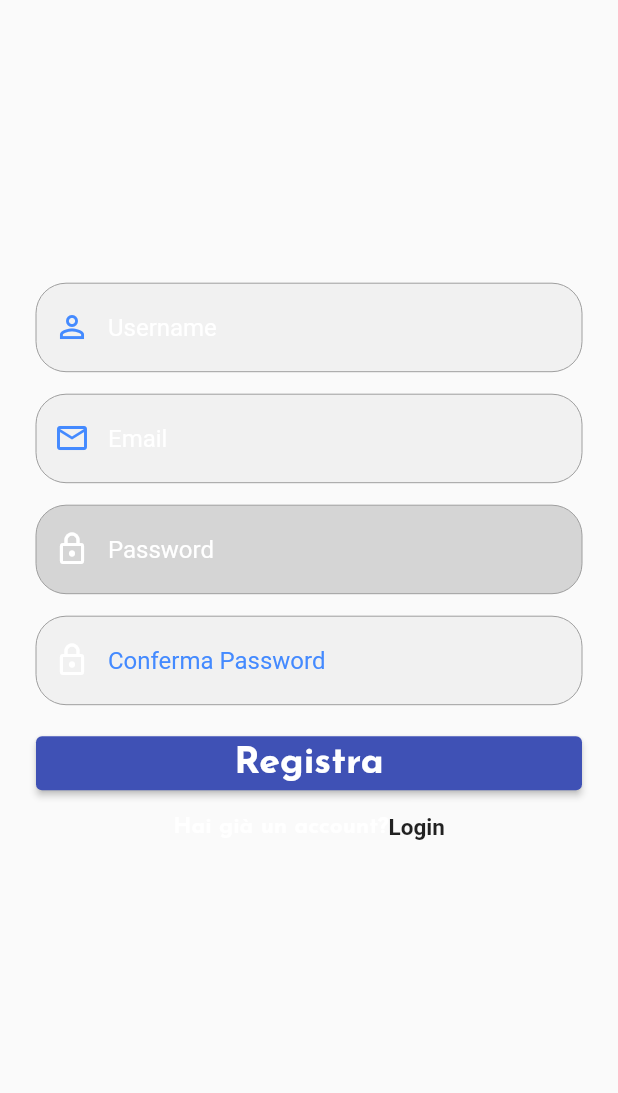
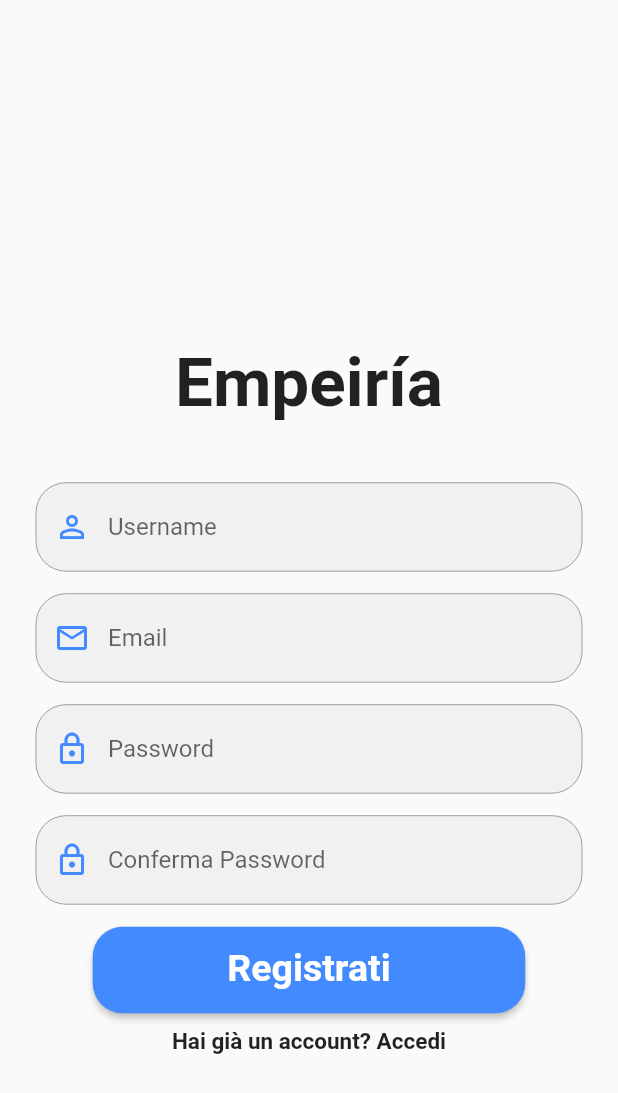
Before and after one commit to mrusso99/My-Holidays, a Flutter app: the RegistrationScreen screen opened by its route, on a phone screen of 412 x 824 dp. Shown: the top 1093 px of the screen. Run offline on Flutter 3.47's test engine with Material 2 defaults, Android fonts, the phone set to English and light mode, and no system bars; our stand-ins replace firebase_auth, firebase_core, google_fonts; accounts and stored records are empty.

Commit message:
Bug fixes

```diff
--- a/lib/ui/login_screen.dart
+++ b/lib/ui/login_screen.dart
@@ -67,7 +67,7 @@ class _LoginScreenState extends State<LoginScreen> {
                       Padding(
                         padding: EdgeInsets.fromLTRB(24.0, 40.0, 24.0, 0),
                         child: Text(
-                          'MyHolidays',
+                          'Empeiría',
                           style: const TextStyle(
                             fontSize: 45,
                             fontWeight: FontWeight.bold,
--- a/lib/ui/registration_screen.dart
+++ b/lib/ui/registration_screen.dart
@@ -5,7 +5,6 @@ import 'package:google_fonts/google_fonts.dart';
 import '../languages/languageLocalizations.dart';
 import '../util/fire_auth.dart';
 import '../util/validator.dart';
-import '../widgets/background_image.dart';
 import 'profile_page.dart';
 
 class RegistrationScreen extends StatefulWidget {
@@ -51,6 +50,16 @@ class _RegistrationScreenState extends State<RegistrationScreen> {
                     child: Column(
                       mainAxisAlignment: MainAxisAlignment.center,
                       children: [
+                        Padding(
+                          padding: EdgeInsets.fromLTRB(24.0, 40.0, 24.0, 40),
+                          child: Text(
+                            'Empeiría',
+                            style: const TextStyle(
+                              fontSize: 45,
+                              fontWeight: FontWeight.bold,
+                            ),
+                          ),
+                        ),
                         Form(
                           key: _registerFormKey,
                           child: Column(
@@ -74,9 +83,6 @@ class _RegistrationScreenState extends State<RegistrationScreen> {
                                   filled: true,
                                   hintText: LanguageLocalizations.of(context)
                                       .username,
-                                  hintStyle: TextStyle(
-                                    color: Colors.white,
-                                  ),
                                   enabledBorder: OutlineInputBorder(
                                     borderRadius: BorderRadius.circular(20.0),
                                     borderSide: const BorderSide(
@@ -108,9 +114,6 @@ class _RegistrationScreenState extends State<RegistrationScreen> {
                                   fillColor: Colors.grey.withOpacity(0.1),
                                   filled: true,
                                   hintText: "Email",
-                                  hintStyle: const TextStyle(
-                                    color: Colors.white,
-                                  ),
                                   enabledBorder: OutlineInputBorder(
                                     borderRadius: BorderRadius.circular(20.0),
                                     borderSide: const BorderSide(
@@ -138,15 +141,12 @@ class _RegistrationScreenState extends State<RegistrationScreen> {
                                     padding: EdgeInsets.only(top: 0),
                                     child: Icon(
                                       Icons.lock_outlined,
-                                      color: Colors.white,
+                                      color: Colors.blueAccent,
                                     ),
                                   ),
-                                  fillColor: Colors.grey.withOpacity(0.4),
+                                  fillColor: Colors.grey.withOpacity(0.1),
                                   filled: true,
                                   hintText: "Password",
-                                  hintStyle: TextStyle(
-                                    color: Colors.white,
-                                  ),
                                   enabledBorder: OutlineInputBorder(
                                     borderRadius: BorderRadius.circular(20.0),
                                     borderSide: const BorderSide(
@@ -168,15 +168,12 @@ class _RegistrationScreenState extends State<RegistrationScreen> {
                                     padding: EdgeInsets.only(top: 0),
                                     child: Icon(
                                       Icons.lock_outlined,
-                                      color: Colors.white,
+                                      color: Colors.blueAccent,
                                     ),
                                   ),
                                   fillColor: Colors.grey.withOpacity(0.1),
                                   filled: true,
                                   hintText: "Conferma Password",
-                                  hintStyle: TextStyle(
-                                    color: Colors.blueAccent,
-                                  ),
                                   enabledBorder: OutlineInputBorder(
                                     borderRadius: BorderRadius.circular(20.0),
                                     borderSide: const BorderSide(
@@ -195,8 +192,11 @@ class _RegistrationScreenState extends State<RegistrationScreen> {
                                 CircularProgressIndicator()
                               else
                                 Row(
+                                  mainAxisAlignment: MainAxisAlignment.center,
                                   children: [
-                                    Expanded(
+                                    Container(
+                                      height: size.height * 0.07,
+                                      width: size.width * 0.7,
                                       child: ElevatedButton(
                                         onPressed: () async {
                                           setState(() {
@@ -229,12 +229,23 @@ class _RegistrationScreenState extends State<RegistrationScreen> {
                                             }
                                           }
                                         },
-                                        style: ElevatedButton.styleFrom(
-                                          primary: Colors.indigo,
+                                        style: ButtonStyle(
+                                          padding: MaterialStateProperty.all(
+                                              EdgeInsets.fromLTRB(
+                                                  24.0, 0, 24.0, 0)),
+                                          backgroundColor:
+                                              MaterialStateProperty.all(
+                                                  Colors.blueAccent),
+                                          shape: MaterialStateProperty.all<
+                                                  RoundedRectangleBorder>(
+                                              RoundedRectangleBorder(
+                                            borderRadius:
+                                                BorderRadius.circular(20.0),
+                                          )),
                                         ),
                                         child: Text(
-                                          'Registra',
-                                          style: GoogleFonts.josefinSans(
+                                          'Registrati',
+                                          style: TextStyle(
                                             color: Colors.white,
                                             fontWeight: FontWeight.bold,
                                             fontSize: 25,
@@ -251,19 +262,11 @@ class _RegistrationScreenState extends State<RegistrationScreen> {
                               Row(
                                 mainAxisAlignment: MainAxisAlignment.center,
                                 children: [
-                                  Text(
-                                    'Hai già un account?',
-                                    style: GoogleFonts.josefinSans(
-                                      color: Colors.white,
-                                      fontSize: 15,
-                                      fontWeight: FontWeight.bold,
-                                    ),
-                                  ),
                                   GestureDetector(
                                     onTap: () =>
                                         Navigator.pushNamed(context, 'Login'),
                                     child: Text(
-                                      'Login',
+                                      'Hai già un account? Accedi',
                                       style: TextStyle(
                                         fontSize: 15,
                                         fontWeight: FontWeight.bold,
```
